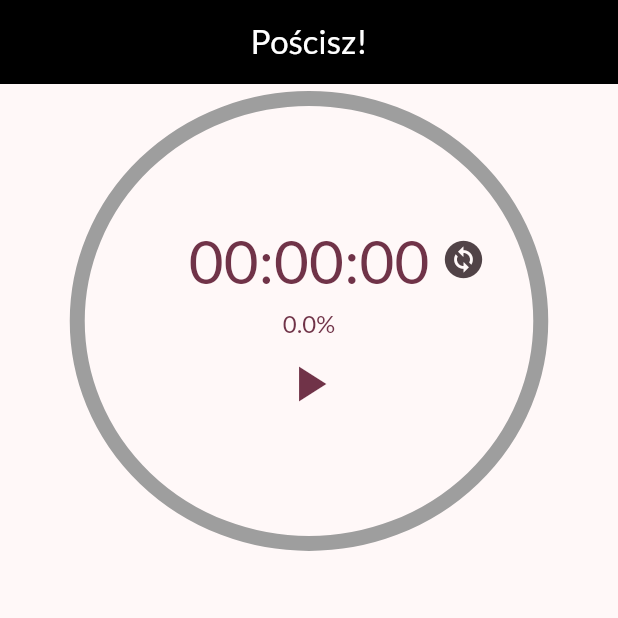
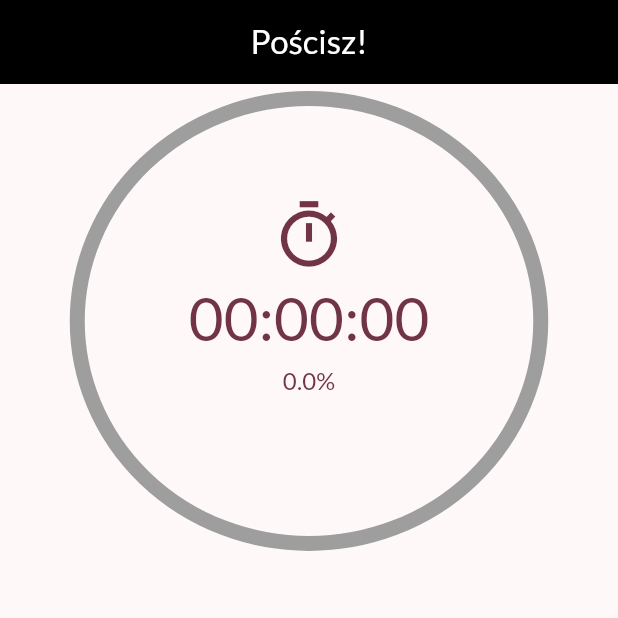
Before and after one commit to Adidadi0112/fasting_app, a Flutter app: the screen it shows after launch, after a tap on an icon or button, on a phone screen of 412 x 824 dp, the top half of it. Run offline on Flutter 3.47's test engine with Material 3 defaults, Android fonts, the phone set to English and light mode, and no system bars; our stand-ins replace google_fonts.

Commit message:
When the stopwatch reaches 100%, it resets and counts down the feeding window

```diff
--- a/lib/main.dart
+++ b/lib/main.dart
@@ -14,6 +14,7 @@ class MyApp extends StatelessWidget {
   Widget build(BuildContext context) {
     return MaterialApp(
       title: 'Post Przerywany',
+      debugShowCheckedModeBanner: false,
       theme: ThemeData(
         colorScheme: ColorScheme.fromSeed(seedColor: const Color.fromARGB(255, 0, 0, 0)),
         useMaterial3: true,
--- a/lib/widgets/stopwatch.dart
+++ b/lib/widgets/stopwatch.dart
@@ -1,5 +1,4 @@
 import 'dart:async';
-import 'package:fasting_app/pages/initial_page.dart';
 import 'package:flutter/material.dart';
 
 class Stoper extends StatefulWidget {
@@ -14,13 +13,31 @@ class Stoper extends StatefulWidget {
 class _StoperState extends State<Stoper> {
   late Stopwatch _stopwatch;
   late Timer _timer;
-
+  bool isFasting = true;
 
   @override
   void initState() {
     super.initState();
     _stopwatch = Stopwatch();
+    _stopwatch.start();
+    _startTimer();
+    _checkStoperCompletion();
   }
+
+  void _checkStoperCompletion() {
+  Timer.periodic(Duration(seconds: 1), (timer) {
+    if (_stopwatch.elapsed.inSeconds >= widget.fastingDuration * 60 * 60) {
+      isFasting = false;
+      _stopwatch.reset();
+    }
+    if(!isFasting) {
+      if (_stopwatch.elapsed.inSeconds >= 24 * 60 * 60 - widget.fastingDuration * 60 * 60) {
+      _stopwatch.stop();
+      timer.cancel();
+      }
+    }
+  });
+}
 
   void _startTimer() {
     _timer = Timer.periodic(const Duration(seconds: 1), (timer) {
@@ -31,16 +48,15 @@ class _StoperState extends State<Stoper> {
 
   @override
   Widget build(BuildContext context) {
-
     double width = MediaQuery.of(context).size.width;
     double height = MediaQuery.of(context).size.height;
 
     final elapsedTimeInSeconds = _stopwatch.elapsed.inSeconds;
-    final totalDurationInSeconds =
-        widget.fastingDuration * 60 * 60;
+    final totalDurationInSeconds = widget.fastingDuration * 60 * 60;
+    final eatingDuration = 24 * 60 * 60 - totalDurationInSeconds;
 
     final percentageElapsed =
-        (elapsedTimeInSeconds / totalDurationInSeconds) * 100;
+        (elapsedTimeInSeconds / (isFasting ? totalDurationInSeconds : eatingDuration)) * 100;
 
     final time =
         '${_stopwatch.elapsed.inHours.toString().padLeft(2, '0')}:${(_stopwatch.elapsed.inMinutes % 60).toString().padLeft(2, '0')}:${(_stopwatch.elapsed.inSeconds % 60).toString().padLeft(2, '0')}';
@@ -54,7 +70,7 @@ class _StoperState extends State<Stoper> {
           child: CircularProgressIndicator(
             value: percentageElapsed / 100,
             backgroundColor: Colors.grey,
-            color: Colors.deepPurple,
+            color: Colors.black,
             strokeWidth: 10,
           ),
         ),
@@ -63,40 +79,12 @@ class _StoperState extends State<Stoper> {
           radius: 150,
           child: Column(
             mainAxisAlignment: MainAxisAlignment.center,
-            children: [
-              Column(
-                children: <Widget>[
-                  Text(time, style: TextStyle(fontSize: 40)),
-                  Text('${percentageElapsed.toStringAsFixed(1)}%'),
-                  IconButton(
-                    onPressed: () {
-                      if (_stopwatch.isRunning) {
-                        _stopwatch.stop();
-                        _stopwatch.reset();
-                        setState(() {});
-                      } else {
-                        _stopwatch.start();
-                        _startTimer();
-                      }
-                    },
-                    iconSize: 40,
-                    icon: Icon(
-                        _stopwatch.isRunning ? Icons.stop : Icons.play_arrow),
-                  ),
-                ],
-              ),
+            children: <Widget>[
+              isFasting ? const Icon(Icons.timer_outlined, size: 50) : const Icon(Icons.fastfood_outlined, size: 50),
+              Text(time, style: const TextStyle(fontSize: 40)),
+              Text('${percentageElapsed.toStringAsFixed(1)}%'),
+              const SizedBox(height: 30)
             ],
-          ),
-        ),
-        Padding(
-          padding: EdgeInsets.only(bottom: height * 0.1, left: width * 0.50),
-          child: IconButton(
-            icon: const Icon(Icons.change_circle, size: 30),
-            onPressed: () => Navigator.of(context).push(
-              MaterialPageRoute(
-                builder: (context) => const InitPage(),
-              ),
-            ),
           ),
         ),
       ],
```
